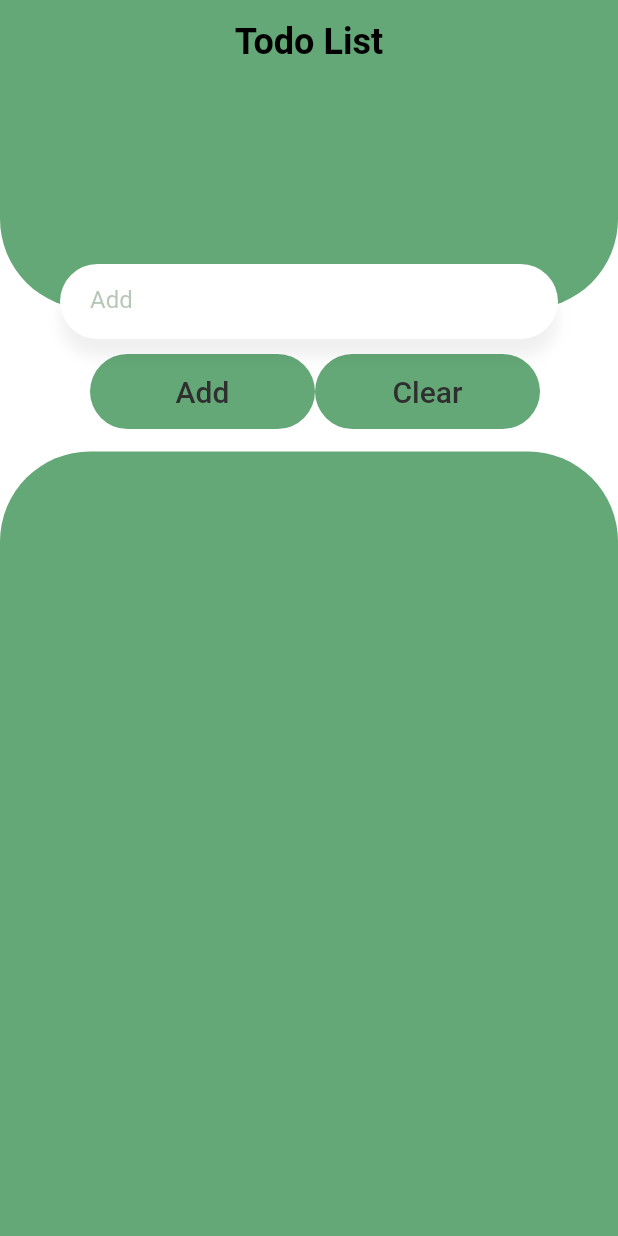
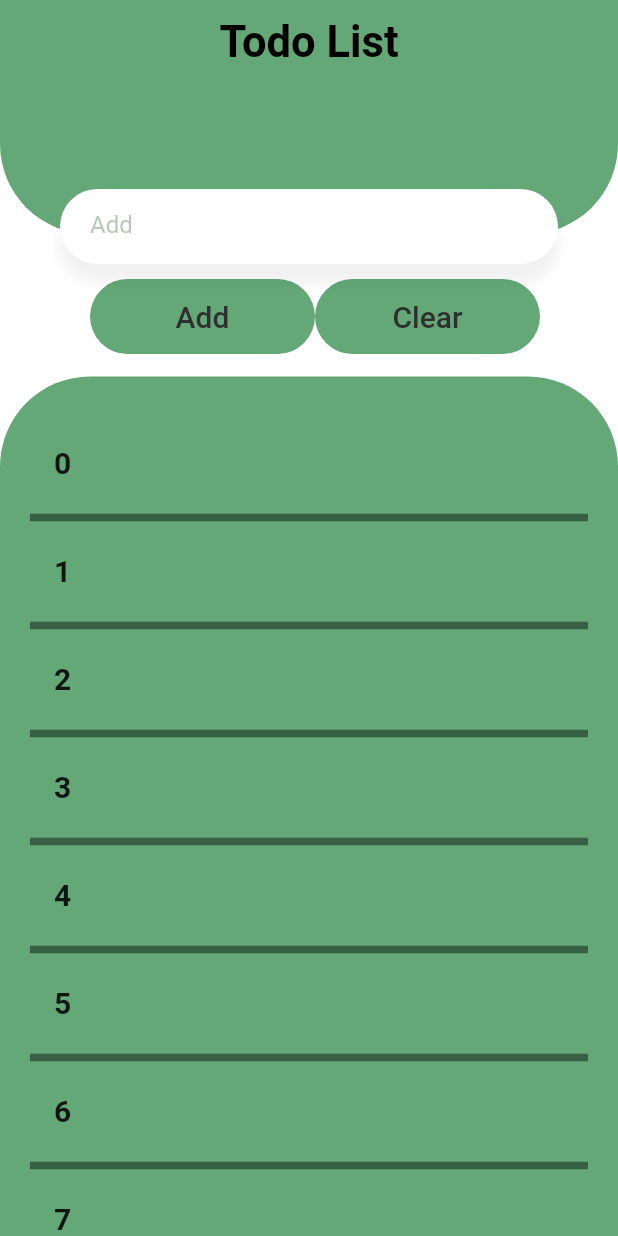
Before and after one commit to DanielKarapetyan777/My-First-Todo-List, a Flutter app: the screen it shows after launch, on a phone screen of 412 x 824 dp. Run offline on Flutter 3.47's test engine with Material 2 defaults, Android fonts, the phone set to English and light mode, and no system bars; our stand-ins replace flutter_bloc; missing offline and left inert: dart:html.

Commit message:
commit 2

```diff
--- /dev/null
+++ b/lib/bloc_components/add_bloc.dart
@@ -0,0 +1,24 @@
+// ignore_for_file: constant_identifier_names
+
+import 'package:flutter_bloc/flutter_bloc.dart';
+
+enum ButtonEvent { event_add, event_clear }
+
+class AddBloc extends Bloc<ButtonEvent, List> {
+  String _listcontent = '';
+
+  AddBloc(List initialState) : super(initialState);
+
+  Stream<List> mapEventToState(ButtonEvent event) async* {
+    _listcontent = (event == ButtonEvent.event_add)
+        ? GroupFormWidgetModel().addlistcontent
+        : _listcontent;
+    _listcontent = (event == ButtonEvent.event_clear)
+        ? GroupFormWidgetModel().addlistcontent
+        : _listcontent;
+  }
+}
+
+class GroupFormWidgetModel {
+  var addlistcontent = '';
+}
--- a/lib/components/text_field_add.dart
+++ b/lib/components/text_field_add.dart
@@ -1,14 +1,19 @@
 import 'package:flutter/material.dart';
+import 'package:flutter_application_3/bloc_components/add_bloc.dart';
 
 class TextFieldAdd extends StatelessWidget {
   const TextFieldAdd({
     Key? key,
+    this.vilue,
   }) : super(key: key);
+
+  // ignore: prefer_typing_uninitialized_variables
+  final vilue;
 
   @override
   Widget build(BuildContext context) {
     return Container(
-      margin: const EdgeInsets.only(top: 120, left: 40, right: 40),
+      margin: const EdgeInsets.only(top: 70, left: 40, right: 40),
       padding: const EdgeInsets.only(left: 20, right: 20),
       height: 50,
       decoration: const BoxDecoration(
@@ -25,8 +30,8 @@ class TextFieldAdd extends StatelessWidget {
           ),
         ],
       ),
-      child: const TextField(
-        decoration: InputDecoration(
+      child: TextField(
+        decoration: const InputDecoration(
           hintText: 'Add',
           hintStyle: TextStyle(
             color: Color.fromARGB(104, 75, 116, 79),
@@ -34,6 +39,7 @@ class TextFieldAdd extends StatelessWidget {
           enabledBorder: InputBorder.none,
           focusedBorder: InputBorder.none,
         ),
+        onChanged: (String vilue) => GroupFormWidgetModel().addlistcontent,
       ),
     );
   }
--- a/lib/components/todo_list.dart
+++ b/lib/components/todo_list.dart
@@ -1,3 +1,5 @@
+import 'dart:html';
+
 import 'package:flutter/material.dart';
 
 class TodoList extends StatelessWidget {
@@ -9,6 +11,7 @@ class TodoList extends StatelessWidget {
   Widget build(BuildContext context) {
     return Expanded(
       child: Container(
+        padding: const EdgeInsets.only(top: 30, left: 20, right: 20),
         decoration: const BoxDecoration(
           color: Color.fromARGB(255, 100, 168, 119),
           borderRadius: BorderRadius.only(
@@ -16,6 +19,22 @@ class TodoList extends StatelessWidget {
             topRight: Radius.circular(60),
           ),
         ),
+        child: ListView.separated(
+          itemCount: 20,
+          itemBuilder: (context, index) => SizedBox(
+            child: ListTile(
+              leading: Text(
+                index.toString(),
+                style:
+                    const TextStyle(fontWeight: FontWeight.bold, fontSize: 20),
+              ),
+            ),
+          ),
+          separatorBuilder: (_, __) => const Divider(
+            color: Color.fromARGB(110, 0, 0, 0),
+            thickness: 5,
+          ),
+        ),
       ),
     );
   }
--- a/lib/components/top_empty_space.dart
+++ b/lib/components/top_empty_space.dart
@@ -8,7 +8,7 @@ class TopEmptySpace extends StatelessWidget {
   @override
   Widget build(BuildContext context) {
     return Container(
-      height: 150,
+      height: 100,
       decoration: const BoxDecoration(
         color: Color.fromARGB(255, 100, 168, 119),
         borderRadius: BorderRadius.only(
--- a/lib/home_page.dart
+++ b/lib/home_page.dart
@@ -17,7 +17,7 @@ class HomePage extends StatelessWidget {
         title: const Text(
           'Todo List',
           style: TextStyle(
-            fontSize: 24,
+            fontSize: 29,
             fontWeight: FontWeight.bold,
             color: Colors.black,
           ),
--- a/lib/main.dart
+++ b/lib/main.dart
@@ -1,5 +1,7 @@
 import 'package:flutter/material.dart';
+import 'package:flutter_application_3/bloc_components/add_bloc.dart';
 import 'package:flutter_application_3/home_page.dart';
+import 'package:flutter_bloc/flutter_bloc.dart';
 
 void main() {
   runApp(const MyApp());
@@ -7,6 +9,8 @@ void main() {
 
 class MyApp extends StatelessWidget {
   const MyApp({Key? key}) : super(key: key);
+
+  List get initialState => List.empty();
 
   // This widget is the root of your application.
   @override
@@ -16,7 +20,10 @@ class MyApp extends StatelessWidget {
       theme: ThemeData(
         primarySwatch: Colors.blue,
       ),
-      home: const HomePage(),
+      home: BlocProvider(
+        create: (context) => AddBloc(initialState),
+        child: HomePage(),
+      ),
     );
   }
 }
--- a/pubspec.yaml
+++ b/pubspec.yaml
@@ -34,6 +34,7 @@ dependencies:
   # The following adds the Cupertino Icons font to your application.
   # Use with the CupertinoIcons class for iOS style icons.
   cupertino_icons: ^1.0.2
+  flutter_bloc: ^8.0.1
 
 dev_dependencies:
   flutter_test:
```
Also changed, not shown: pubspec.lock.
